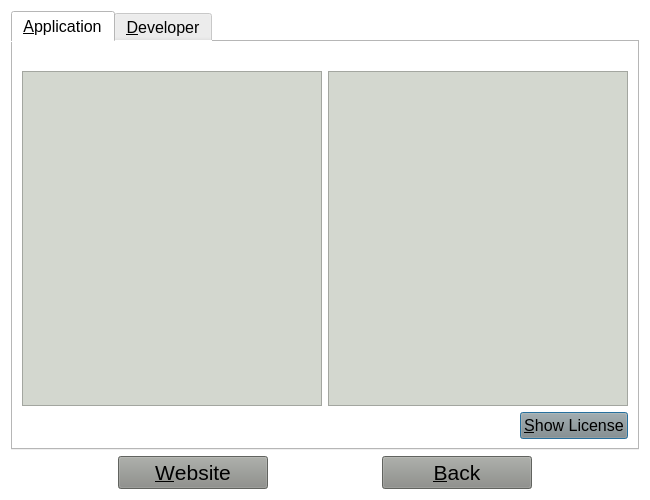
Before: the Qt Designer form ui_files/about.ui in mosleuddin/ExpenseTracker, drawn with Qt 5.
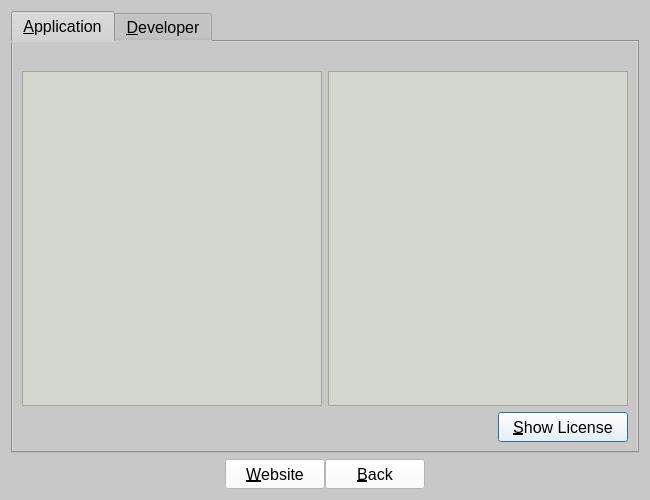
After: the same form once the commit is applied. Icons and pictures are not drawn.

```diff
--- a/ui_files/about.ui
+++ b/ui_files/about.ui
@@ -23,7 +23,7 @@
    <string>About ExpenseTracker</string>
   </property>
   <property name="styleSheet">
-   <string notr="true">background-color: rgb(255, 255, 255);</string>
+   <string notr="true">background-color: rgb(200,200,200);</string>
   </property>
   <property name="modal">
    <bool>true</bool>
@@ -37,7 +37,7 @@
       </font>
      </property>
      <property name="styleSheet">
-      <string notr="true">background-color: rgb(255, 255, 255);</string>
+      <string notr="true"/>
      </property>
      <property name="currentIndex">
       <number>0</number>
@@ -156,13 +156,26 @@
          </item>
          <item>
           <widget class="QPushButton" name="buttonLicense">
+           <property name="minimumSize">
+            <size>
+             <width>130</width>
+             <height>30</height>
+            </size>
+           </property>
+           <property name="maximumSize">
+            <size>
+             <width>130</width>
+             <height>30</height>
+            </size>
+           </property>
            <property name="font">
             <font>
              <pointsize>12</pointsize>
             </font>
            </property>
            <property name="styleSheet">
-            <string notr="true">background-color: rgb(136, 138, 133);</string>
+            <string notr="true">background-color: rgb(255, 255, 255);
+</string>
            </property>
            <property name="text">
             <string>&amp;Show License</string>
@@ -244,6 +257,9 @@
    </item>
    <item>
     <layout class="QHBoxLayout" name="horizontalLayout">
+     <property name="spacing">
+      <number>0</number>
+     </property>
      <item>
       <spacer name="horizontalSpacer_2">
        <property name="orientation">
@@ -261,17 +277,24 @@
       <widget class="QPushButton" name="buttonWebsite">
        <property name="minimumSize">
         <size>
-         <width>150</width>
+         <width>100</width>
+         <height>30</height>
+        </size>
+       </property>
+       <property name="maximumSize">
+        <size>
+         <width>100</width>
          <height>30</height>
         </size>
        </property>
        <property name="font">
         <font>
-         <pointsize>16</pointsize>
+         <pointsize>12</pointsize>
         </font>
        </property>
        <property name="styleSheet">
-        <string notr="true">background-color: rgb(136, 138, 133);</string>
+        <string notr="true">background-color: rgb(255, 255, 255);
+border-color: rgb(204, 0, 0);</string>
        </property>
        <property name="text">
         <string>&amp;Website</string>
@@ -282,34 +305,28 @@
        </property>
       </widget>
      </item>
-     <item>
-      <spacer name="horizontalSpacer_4">
-       <property name="orientation">
-        <enum>Qt::Horizontal</enum>
-       </property>
-       <property name="sizeHint" stdset="0">
-        <size>
-         <width>40</width>
-         <height>20</height>
-        </size>
-       </property>
-      </spacer>
-     </item>
      <item>
       <widget class="QPushButton" name="buttonBack">
        <property name="minimumSize">
         <size>
-         <width>150</width>
+         <width>100</width>
+         <height>30</height>
+        </size>
+       </property>
+       <property name="maximumSize">
+        <size>
+         <width>100</width>
          <height>30</height>
         </size>
        </property>
        <property name="font">
         <font>
-         <pointsize>16</pointsize>
+         <pointsize>12</pointsize>
         </font>
        </property>
        <property name="styleSheet">
-        <string notr="true">background-color: rgb(136, 138, 133);</string>
+        <string notr="true">background-color: rgb(255, 255, 255);
+border-color: rgb(204, 0, 0);</string>
        </property>
        <property name="text">
         <string>&amp;Back</string>
```
